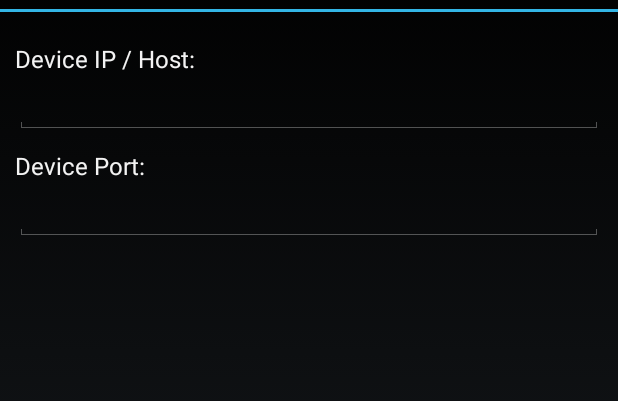
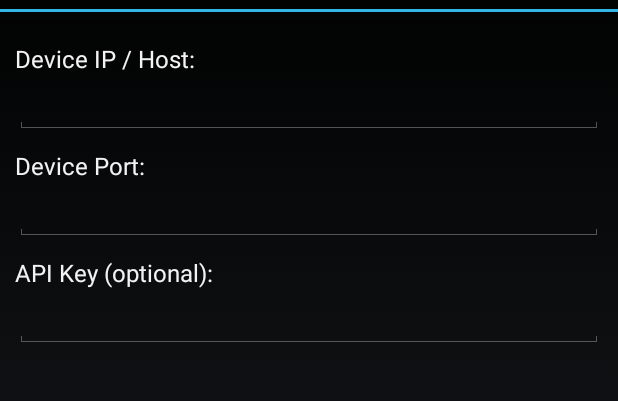
Before and after one commit to mofirouz/LightpackRemote, an Android app: the layout settings_layout.xml on its own in the app's theme, with its tools: preview values and no code run, on a phone screen of 412 x 824 dp, the part 60-461 px from its top. Run offline under Robolectric (Android 15) with nearby library versions, the phone set to English and light mode, and no system bars.

Commit message:
Added ApiKey field

```diff
--- a/lighpackremote/src/main/java/com/mofirouz/lightpackremote/DevicePrefs.java
+++ b/lighpackremote/src/main/java/com/mofirouz/lightpackremote/DevicePrefs.java
@@ -6,4 +6,5 @@ import com.googlecode.androidannotations.annotations.sharedpreferences.SharedPre
 public interface DevicePrefs {
     String getDeviceAddress();
     int getDevicePort();
+    String getApiKey();
 }
--- a/lighpackremote/src/main/java/com/mofirouz/lightpackremote/Main.java
+++ b/lighpackremote/src/main/java/com/mofirouz/lightpackremote/Main.java
@@ -99,7 +99,10 @@ public class Main extends Activity {
         if (isLightpackConnected())
             return;
 
-        LightPackConnector.connect(prefs.getDeviceAddress().get(), prefs.getDevicePort().get(), deviceListener);
+        if (!prefs.getApiKey().get().isEmpty())
+            LightPackConnector.connect(prefs.getDeviceAddress().get(), prefs.getDevicePort().get(), prefs.getApiKey().get(), deviceListener);
+        else
+            LightPackConnector.connect(prefs.getDeviceAddress().get(), prefs.getDevicePort().get(), deviceListener);
     }
 
     @Background
--- a/lighpackremote/src/main/java/com/mofirouz/lightpackremote/SettingsActivity.java
+++ b/lighpackremote/src/main/java/com/mofirouz/lightpackremote/SettingsActivity.java
@@ -40,6 +40,9 @@ public class SettingsActivity extends Activity implements ValidationListener {
     @ViewById
     EditText port_field;
 
+    @ViewById
+    EditText apikey_field;
+
     @Override
     public boolean onCreateOptionsMenu(Menu menu) {
         getMenuInflater().inflate(R.menu.settings_menu, menu);
@@ -53,6 +56,7 @@ public class SettingsActivity extends Activity implements ValidationListener {
         validator.setValidationListener(this);
 
         ip_field.setText(prefs.getDeviceAddress().get());
+        apikey_field.setText(prefs.getApiKey().get());
         if (prefs.getDevicePort().get() != 0)
             port_field.setText(String.valueOf(prefs.getDevicePort().get()));
     }
@@ -74,6 +78,7 @@ public class SettingsActivity extends Activity implements ValidationListener {
     public void onValidationSucceeded() {
         prefs.getDeviceAddress().put(ip_field.getText().toString().trim());
         prefs.getDevicePort().put(Integer.parseInt(port_field.getText().toString().trim()));
+        prefs.getApiKey().put(apikey_field.getText().toString().trim());
 
         onBackPressed();
     }
--- a/lighpackremote/src/main/java/com/mofirouz/lightpackremote/jlightpack/LightPackResponseCaller.java
+++ b/lighpackremote/src/main/java/com/mofirouz/lightpackremote/jlightpack/LightPackResponseCaller.java
@@ -1,5 +1,6 @@
 package com.mofirouz.lightpackremote.jlightpack;
 
+import com.mofirouz.lightpackremote.jlightpack.api.BadApiKeyException;
 import com.mofirouz.lightpackremote.jlightpack.api.LightPackCommand;
 import com.mofirouz.lightpackremote.jlightpack.api.LightPackResponse;
 import com.mofirouz.lightpackremote.jlightpack.api.LightPackResponse.LightPackApiResponse;
@@ -21,6 +22,9 @@ public class LightPackResponseCaller {
             LightPackResponse response = responses.get(command);
 
             switch (command) {
+                case API_KEY:
+                    if (response.getApiResponse() != LightPackApiResponse.OK) listener.onError(command, new BadApiKeyException());
+
                 case GET_STATUS:
                     if (response.getApiResponse() == LightPackApiResponse.ON) listener.onLightsOn();
                     else listener.onLightsOff();
--- /dev/null
+++ b/lighpackremote/src/main/java/com/mofirouz/lightpackremote/jlightpack/api/BadApiKeyException.java
@@ -0,0 +1,3 @@
+package com.mofirouz.lightpackremote.jlightpack.api;
+
+public class BadApiKeyException extends Exception {}
--- a/lighpackremote/src/main/java/com/mofirouz/lightpackremote/jlightpack/api/LightPackCommand.java
+++ b/lighpackremote/src/main/java/com/mofirouz/lightpackremote/jlightpack/api/LightPackCommand.java
@@ -4,6 +4,7 @@ package com.mofirouz.lightpackremote.jlightpack.api;
  * List of available commands to send to Prismatik.
  */
 public enum LightPackCommand {
+    API_KEY("apikey"),
     LOCK ("lock"),
     UNLOCK ("unlock"),
     GET_STATUS ("getstatus"),
--- a/lighpackremote/src/main/res/layout/settings_layout.xml
+++ b/lighpackremote/src/main/res/layout/settings_layout.xml
@@ -46,9 +46,9 @@
                     android:editable="true"
                     android:enabled="true"
                     android:singleLine="false"
-                    android:textIsSelectable="false"
                     android:inputType="text"
-                    android:layout_weight="1"/>
+                    android:layout_weight="1"
+                    android:layout_span="1"/>
             </TableRow>
 
             <TableRow
@@ -67,22 +67,54 @@
 
             <TableRow
                 android:layout_width="fill_parent"
-                android:layout_height="fill_parent">
+                android:layout_height="fill_parent"
+                android:layout_marginBottom="10dp">
 
                 <EditText
                     android:layout_width="fill_parent"
                     android:layout_height="wrap_content"
                     android:inputType="number"
-                    android:ems="10"
                     android:id="@+id/port_field"
                     android:maxLength="5"
                     android:numeric="integer"
                     android:layout_weight="1"
-                    android:textIsSelectable="false"
-                    android:singleLine="false"
+                    android:singleLine="true"
                     android:editable="true"
                     android:enabled="true"
                     android:layout_span="1"/>
+            </TableRow>
+
+            <TableRow
+                android:layout_width="fill_parent"
+                android:layout_height="fill_parent"
+                android:clickable="false"
+                android:measureWithLargestChild="false">
+
+                <TextView
+                    android:layout_width="fill_parent"
+                    android:layout_height="wrap_content"
+                    android:text="@string/apikey_field"
+                    android:id="@+id/apikey_textView"
+                    android:textAppearance="@android:style/TextAppearance.Holo"/>
+
+            </TableRow>
+
+            <TableRow
+                android:layout_width="fill_parent"
+                android:layout_height="fill_parent"
+                android:layout_marginBottom="10dp">
+
+                <EditText
+                    android:layout_width="fill_parent"
+                    android:layout_height="wrap_content"
+                    android:id="@+id/apikey_field"
+                    android:autoText="false"
+                    android:editable="true"
+                    android:enabled="true"
+                    android:singleLine="false"
+                    android:textIsSelectable="false"
+                    android:inputType="text"
+                    android:layout_weight="1"/>
             </TableRow>
         </TableLayout>
 
--- a/lighpackremote/src/main/res/values/strings.xml
+++ b/lighpackremote/src/main/res/values/strings.xml
@@ -6,7 +6,7 @@
     <string name="api_update_notice">\n\nThere will be more settings here as the Prismatik API gains more power,\nsuch as the ability to set screen grab delays and etc.</string>
 
     <string name="no_device">Prismatik connection not setup\n\nPlease configure your device in the settings menu</string>
-    <string name="connection_error">Connection error!\nPlease ensure your device is turned on \n\n Pull down to reconnect</string>
+    <string name="connection_error">Connection error!\nPlease ensure your device is turned on or correct key is provided\n\n Pull down to reconnect</string>
     <string name="connecting">Connecting...</string>
     <string name="off_device">Turn lights on!</string>
 
@@ -16,6 +16,7 @@
     <string name="settings_title">Settings</string>
     <string name="ip_field">Device IP / Host: </string>
     <string name="port_field">Device Port: </string>
+    <string name="apikey_field">API Key (optional): </string>
     <string name="save_settings">Save</string>
 
     <string name="lights_mode_text">Light Mode:</string>
```
Also changed, not shown: lighpackremote/src/main/java/com/mofirouz/lightpackremote/jlightpack/LightPackConnector.java (+10 -0 lines).
